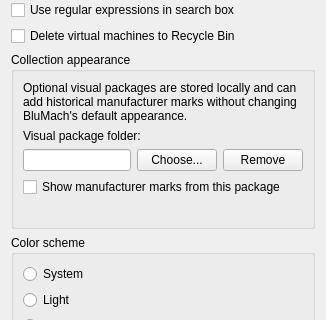
Before: the Qt Designer form src/qt/qt_vmmanager_preferences.ui in Palimbit/CoreMach, drawn with Qt 5; both pictures show x 0 to 326 and y 205 to 525 of the 326 by 632 pixel window.
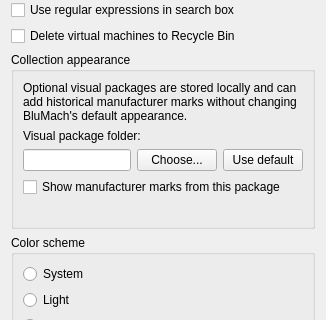
After: the same form once the commit is applied.

What changed in the file:
```diff
--- a/src/qt/qt_vmmanager_preferences.ui
+++ b/src/qt/qt_vmmanager_preferences.ui
@@ -192,7 +192,7 @@
         <item>
          <widget class="QPushButton" name="catalogSkinClearButton">
           <property name="text">
-           <string>Remove</string>
+           <string>Use default</string>
           </property>
          </widget>
         </item>
```
Left out of the diff: 10 changed lines with no effect on the pictures.
